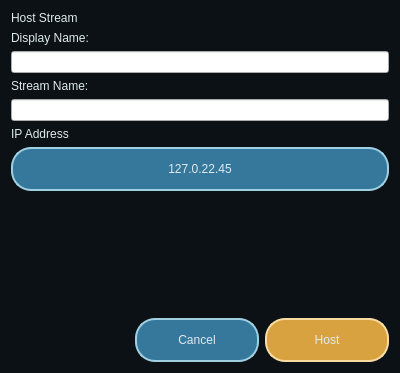
This is app/home/hoststreamwindow.ui in erakai/Mercury as Qt 5 draws it before an edit. The edited form follows.
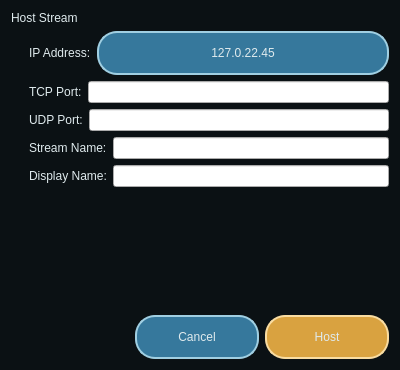
This is the edited form. Icons and pictures are not drawn.

Commit message: added tcp/udp port line edits to join and host windows

Patch:
```diff
--- a/app/home/hoststreamwindow.ui
+++ b/app/home/hoststreamwindow.ui
@@ -7,7 +7,7 @@
     <x>0</x>
     <y>0</y>
     <width>400</width>
-    <height>373</height>
+    <height>370</height>
    </rect>
   </property>
   <property name="windowTitle">
@@ -57,34 +57,39 @@
     </widget>
    </item>
    <item>
-    <widget class="QLabel" name="label_3">
-     <property name="text">
-      <string>Display Name:</string>
-     </property>
-    </widget>
-   </item>
+    <layout class="QHBoxLayout" name="horizontalLayout_5" stretch="1,20">
    <item>
-    <widget class="QLineEdit" name="lineEdit_2"/>
-   </item>
-   <item>
-    <widget class="QLabel" name="label_2">
-     <property name="text">
-      <string>Stream Name:</string>
-     </property>
-    </widget>
+      <spacer name="horizontalSpacer_2">
+       <property name="orientation">
+        <enum>Qt::Orientation::Horizontal</enum>
+       </property>
+       <property name="sizeHint" stdset="0">
+        <size>
+         <width>40</width>
+         <height>20</height>
+        </size>
+       </property>
+      </spacer>
    </item>
    <item>
-    <widget class="QLineEdit" name="streamNameLineEdit"/>
-   </item>
+      <layout class="QVBoxLayout" name="verticalLayout_3">
    <item>
-    <widget class="QLabel" name="label_4">
+        <layout class="QHBoxLayout" name="horizontalLayout_6">
+         <item>
+          <widget class="QLabel" name="ipAddressLabel">
      <property name="text">
-      <string>IP Address</string>
+            <string>IP Address:</string>
      </property>
     </widget>
    </item>
    <item>
-    <widget class="QPushButton" name="ip_address_button">
+          <widget class="QPushButton" name="ipAddressButton">
+           <property name="sizePolicy">
+            <sizepolicy hsizetype="MinimumExpanding" vsizetype="Fixed">
+             <horstretch>0</horstretch>
+             <verstretch>0</verstretch>
+            </sizepolicy>
+           </property>
      <property name="text">
       <string>127.0.22.45</string>
      </property>
@@ -99,6 +104,68 @@
      </property>
     </widget>
    </item>
+        </layout>
+       </item>
+       <item>
+        <layout class="QHBoxLayout" name="horizontalLayout_7">
+         <item>
+          <widget class="QLabel" name="tcpPortLabel">
+           <property name="text">
+            <string>TCP Port:</string>
+           </property>
+          </widget>
+         </item>
+         <item>
+          <widget class="QLineEdit" name="tcpPortLineEdit"/>
+         </item>
+        </layout>
+       </item>
+       <item>
+        <layout class="QHBoxLayout" name="horizontalLayout_8">
+         <item>
+          <widget class="QLabel" name="udpPortLabel">
+           <property name="text">
+            <string>UDP Port:</string>
+           </property>
+          </widget>
+         </item>
+         <item>
+          <widget class="QLineEdit" name="udpPortLineEdit"/>
+         </item>
+        </layout>
+       </item>
+       <item>
+        <layout class="QHBoxLayout" name="horizontalLayout_3">
+         <item>
+          <widget class="QLabel" name="streamNameLabel">
+           <property name="text">
+            <string>Stream Name:</string>
+           </property>
+          </widget>
+         </item>
+         <item>
+          <widget class="QLineEdit" name="streamNameLineEdit"/>
+         </item>
+        </layout>
+       </item>
+       <item>
+        <layout class="QHBoxLayout" name="horizontalLayout_2">
+         <item>
+          <widget class="QLabel" name="displayNameLabel">
+           <property name="text">
+            <string>Display Name:</string>
+           </property>
+          </widget>
+         </item>
+         <item>
+          <widget class="QLineEdit" name="displayNameLineEdit"/>
+         </item>
+        </layout>
+       </item>
+      </layout>
+     </item>
+    </layout>
+   </item>
    <item>
     <spacer name="verticalSpacer">
      <property name="orientation">
```
Left out of the diff: 4 changed lines with no effect on the pictures. Lines whose indentation alone changed are shown as unchanged. The commit also changes 8 other files.
